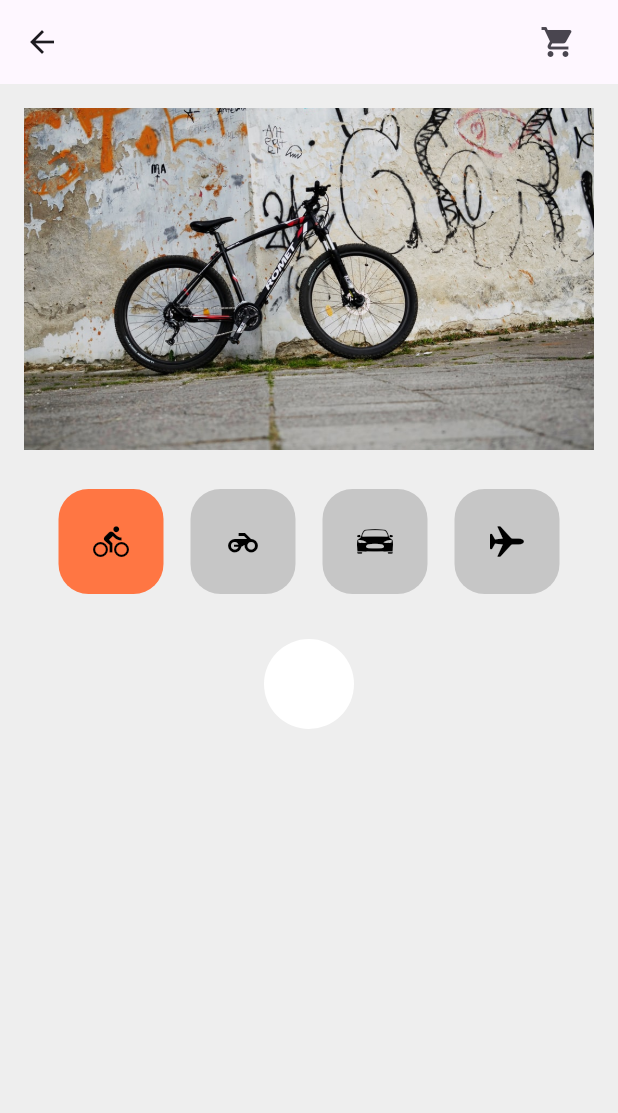
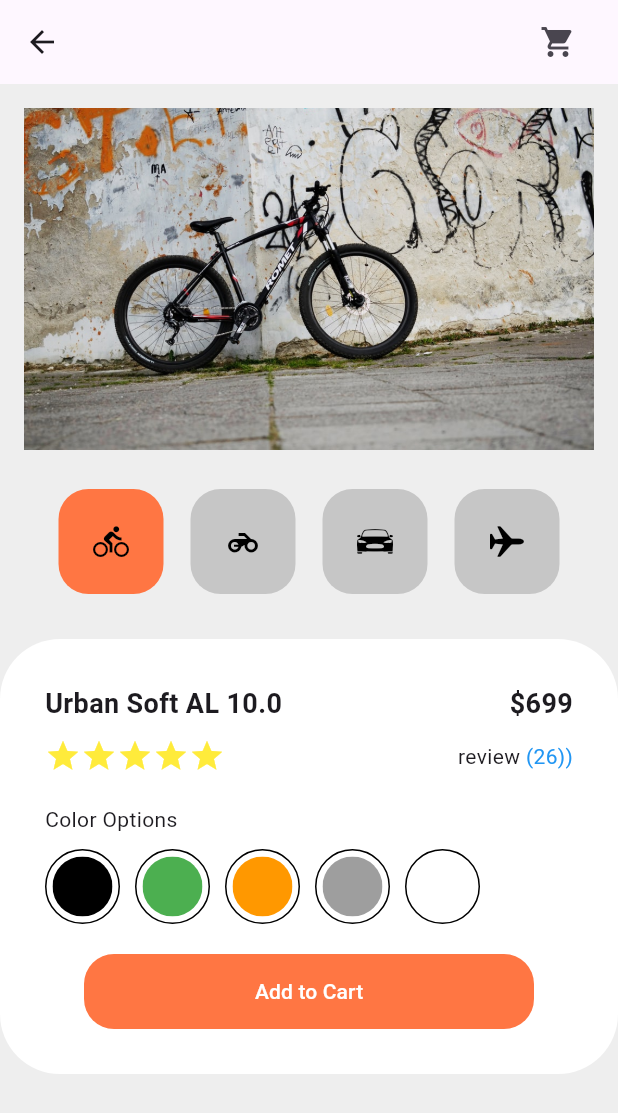
Before and after one commit to 9oj0e/flutter_shoppingcart, a Flutter app: the screen it shows after launch, on a phone screen of 412 x 824 dp. Shown: the top 1113 px of the screen. Run offline on Flutter 3.47's test engine with Material 3 defaults, Android fonts, the phone set to English and light mode, and no system bars.

Commit message:
fin: shoppingcart_detail

```diff
--- a/lib/components/shoppingcart_detail.dart
+++ b/lib/components/shoppingcart_detail.dart
@@ -1,5 +1,6 @@
 import 'package:flutter/cupertino.dart';
 import 'package:flutter/material.dart';
+import 'package:flutter_shoppingcart/constants.dart';
 
 class ShoppingCartDetail extends StatelessWidget {
   @override
@@ -25,22 +26,119 @@ class ShoppingCartDetail extends StatelessWidget {
   }
 
   Widget _buildDetailNameAndPrice() {
-    return SizedBox();
+    return Padding(
+      padding: EdgeInsets.only(bottom: 10),
+      child: Row(
+        mainAxisAlignment: MainAxisAlignment.spaceBetween,
+        children: [
+          Text(
+            "Urban Soft AL 10.0",
+            style: TextStyle(
+              fontSize: 18,
+              fontWeight: FontWeight.bold,
+            ),
+          ),
+          Text(
+            "\$699",
+            style: TextStyle(
+              fontSize: 18,
+              fontWeight: FontWeight.bold,
+            ),
+          )
+        ],
+      ),
+    );
   }
 
   Widget _buildDetailRatingAndReviewCount() {
-    return SizedBox();
+    return Padding(
+      padding: EdgeInsets.only(bottom: 20),
+      child: Row(
+        children: [
+          Icon(Icons.star, color: Colors.yellow),
+          Icon(Icons.star, color: Colors.yellow),
+          Icon(Icons.star, color: Colors.yellow),
+          Icon(Icons.star, color: Colors.yellow),
+          Icon(Icons.star, color: Colors.yellow),
+          Spacer(),
+          Text("review "),
+          Text("(26))", style: TextStyle(color: Colors.blue)),
+        ],
+      ),
+    );
   }
 
   Widget _buildDetailColorOptions() {
-    return SizedBox();
+    return Padding(
+      padding: EdgeInsets.only(bottom: 20),
+      child: Column(
+        crossAxisAlignment: CrossAxisAlignment.start,
+        children: [
+          Text("Color Options"),
+          SizedBox(height: 10),
+          Row(
+            children: [
+              // 동일한 색상 아이콘을 재사용하기 위해 함수로 관리
+              _buildDetailIcon(Colors.black),
+              _buildDetailIcon(Colors.green),
+              _buildDetailIcon(Colors.orange),
+              _buildDetailIcon(Colors.grey),
+              _buildDetailIcon(Colors.white),
+            ],
+          )
+        ],
+      ),
+    );
   }
 
-  Widget _buildDetailIcon(IconData mIcon) {
-    return SizedBox();
+  // 다른 화면에서도 재사용하면 공통 컴포넌트 위젯으로 관리하는 것이 좋다.
+  Widget _buildDetailIcon(Color mColor) {
+    return Padding(
+      padding: EdgeInsets.only(right: 10),
+      // Stack의 첫 번째 Container 위젯위에 Postioned 위젯이 올라가는 형태
+      child: Stack(
+        children: [
+          Container(
+            width: 50,
+            height: 50,
+            decoration: BoxDecoration(
+              color: Colors.white,
+              border: Border.all(),
+              shape: BoxShape.circle,
+            ),
+          ),
+          Positioned(
+            left: 5,
+            top: 5,
+            child: ClipOval(
+              child: Container(
+                color: mColor,
+                width: 40,
+                height: 40,
+              ),
+            ),
+          )
+        ],
+      ),
+    );
   }
 
   Widget _buildDetailButton(BuildContext context) {
-    return SizedBox();
+    return Align(
+      child: TextButton(
+        onPressed: () {},
+        style: TextButton.styleFrom(
+          backgroundColor: kAccentColor,
+          minimumSize: Size(300, 50),
+          shape: RoundedRectangleBorder(
+            borderRadius: BorderRadius.circular(20),
+          ),
+        ),
+        child: Text(
+          "Add to Cart",
+          style: TextStyle(color: Colors.white),
+        ),
+      ),
+    );
   }
 }
```
